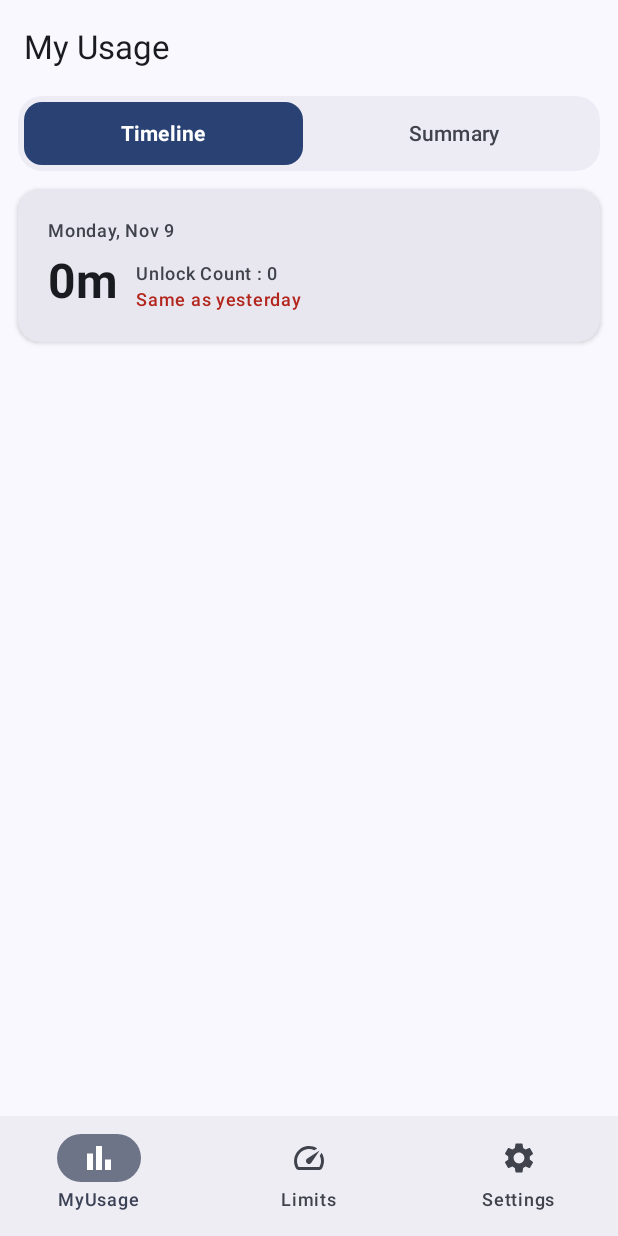
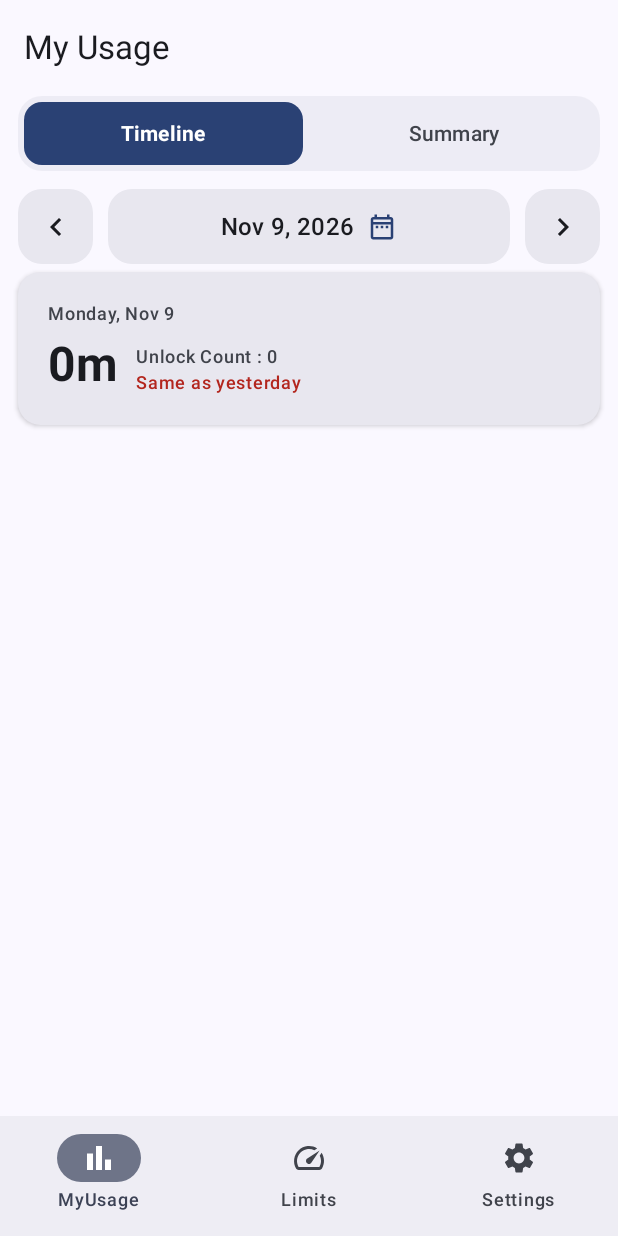
Before and after one commit to achinthash/ScreenGuard-Android-ScreenTime-Manager, an Android app built with Jetpack Compose: the screen it shows after launch (MainActivity), on a phone screen of 412 x 824 dp. Run offline under Robolectric (Android 15) with nearby library versions, the phone set to English and light mode, and no system bars; our stand-ins replace Room's generated code.

Commit message:
add date controller

```diff
--- a/app/src/main/java/com/achinthas/screencut/MyUsageScreen.kt
+++ b/app/src/main/java/com/achinthas/screencut/MyUsageScreen.kt
@@ -40,6 +40,17 @@ import com.achinthas.screencut.PhoneUsageStatsEntity
 import kotlinx.coroutines.Dispatchers
 import kotlinx.coroutines.withContext
 import kotlin.math.abs
+import androidx.compose.foundation.layout.fillMaxSize
+import androidx.compose.foundation.layout.size
+import androidx.compose.material.icons.Icons
+import androidx.compose.material.icons.automirrored.filled.KeyboardArrowLeft
+import androidx.compose.material.icons.automirrored.filled.KeyboardArrowRight
+import androidx.compose.material.icons.outlined.DateRange
+import androidx.compose.material3.Icon
+import androidx.compose.material3.Surface
+import androidx.compose.material3.*
+import java.time.Instant
+import java.time.ZoneId
 
 @OptIn(ExperimentalMaterial3Api::class)
 @Composable
@@ -154,7 +165,13 @@ fun TimelineContent() {
         verticalArrangement = Arrangement.spacedBy(5.dp)
     ) {
 
-
+        // date controller
+        DateControlBar(
+            selectedDate = selectedDate,
+            onDateSelected = { newDate ->
+                selectedDate = newDate
+            }
+        )
         // usage card
         UsageCard(
             dateText = selectedDate,
@@ -271,3 +288,136 @@ fun formatMillisToHoursAndMinutes(mills: Long):String {
         }
     }.trim()
 }
+
+
+@OptIn(ExperimentalMaterial3Api::class)
+@Composable
+private fun DateControlBar(
+    selectedDate: LocalDate,
+    onDateSelected: (LocalDate) -> Unit
+
+) {
+    var showDatePicker by remember { mutableStateOf(false) }
+    val dateFormatter = remember { DateTimeFormatter.ofPattern("MMM d, yyyy") }
+
+    val today = LocalDate.now()
+    val canGoForward = selectedDate.isBefore(today)
+
+    Row(
+        modifier = Modifier.fillMaxWidth(),
+        horizontalArrangement = Arrangement.spacedBy(10.dp),
+        verticalAlignment = Alignment.CenterVertically
+    ) {
+        // Previous Button
+        Surface(
+            onClick = { onDateSelected(selectedDate.minusDays(1)) },
+            modifier = Modifier.size(50.dp),
+            shape = RoundedCornerShape(16.dp),
+            color = MaterialTheme.colorScheme.surfaceContainerHigh
+        ) {
+            Box(contentAlignment = Alignment.Center) {
+                Icon(
+                    imageVector = Icons.AutoMirrored.Filled.KeyboardArrowLeft,
+                    contentDescription = "Previous Day",
+                    tint = MaterialTheme.colorScheme.onSurface
+                )
+            }
+        }
+
+        if(showDatePicker){
+
+            val datePickerState = rememberDatePickerState(
+                initialSelectedDateMillis = selectedDate
+                    .atStartOfDay(ZoneId.systemDefault())
+                    .toInstant()
+                    .toEpochMilli()
+            )
+
+            DatePickerDialog(
+                onDismissRequest = { showDatePicker = false },
+                confirmButton = {
+                    TextButton(
+                        onClick = {
+                            datePickerState.selectedDateMillis?.let { millis ->
+                                val newDate = Instant.ofEpochMilli(millis)
+                                    .atZone(ZoneId.systemDefault())
+                                    .toLocalDate()
+                                // Optional: Prevent selecting a future date from the manual picker too
+                                if (!newDate.isAfter(today)) {
+                                    onDateSelected(newDate)
+                                }
+                            }
+                            showDatePicker = false
+                        }
+                    ) {
+                        Text("OK")
+                    }
+                },
+                dismissButton = {
+                    TextButton(onClick = { showDatePicker = false }) {
+                        Text("Cancel")
+                    }
+                }
+            ) {
+                DatePicker(state = datePickerState)
+            }
+        }
+
+        // Middle Date Picker Button
+        Surface(
+            onClick = {
+
+                showDatePicker = true
+
+            },
+            modifier = Modifier
+                .weight(1f)
+                .height(50.dp),
+            shape = RoundedCornerShape(16.dp),
+            color = MaterialTheme.colorScheme.surfaceContainerHigh
+        ) {
+            Row(
+                modifier = Modifier
+                    .fillMaxSize()
+                    .padding(horizontal = 16.dp),
+                verticalAlignment = Alignment.CenterVertically,
+                horizontalArrangement = Arrangement.Center
+            ) {
+                Text(
+                    text = selectedDate.format(dateFormatter),
+                    style = MaterialTheme.typography.titleMedium,
+                    fontWeight = FontWeight.SemiBold,
+                    color = MaterialTheme.colorScheme.onSurface
+                )
+                Spacer(modifier = Modifier.width(8.dp))
+                Icon(
+                    imageVector = Icons.Outlined.DateRange,
+                    contentDescription = "Select Date",
+                    tint = MaterialTheme.colorScheme.primary,
+                    modifier = Modifier.size(20.dp)
+                )
+            }
+        }
+
+        // Next Button
+        Surface(
+            onClick = {
+                if(canGoForward){
+                    onDateSelected(selectedDate.plusDays(1))
+                }
+            },
+            modifier = Modifier.size(50.dp),
+            shape = RoundedCornerShape(16.dp),
+            color = MaterialTheme.colorScheme.surfaceContainerHigh
+        ) {
+            Box(contentAlignment = Alignment.Center) {
+                Icon(
+                    imageVector = Icons.AutoMirrored.Filled.KeyboardArrowRight,
+                    contentDescription = "Next Day",
+                    tint = MaterialTheme.colorScheme.onSurface
+                )
+            }
+        }
+        //
+    }
+}
```
